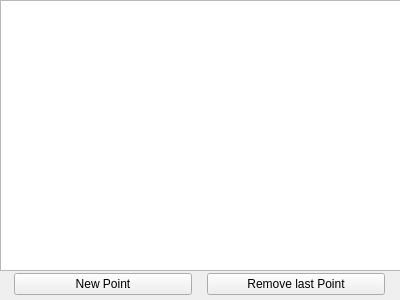
This is ui/my_floating_points.ui in dlangheiter-tgm/sew4-floating-points-dlangheiter-tgm as Qt 5 draws it before an edit. The edited form follows.
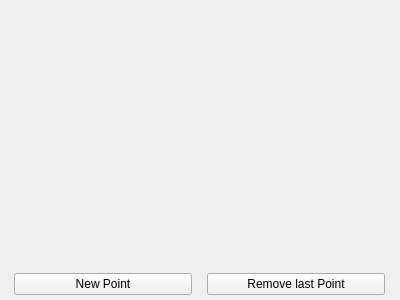
This is the edited form.

Diff of the .ui file:
```diff
--- a/ui/my_floating_points.ui
+++ b/ui/my_floating_points.ui
@@ -48,16 +48,6 @@
     </item>
    </layout>
   </widget>
-  <widget class="QGraphicsView" name="graphics_view">
-   <property name="geometry">
-    <rect>
-     <x>0</x>
-     <y>0</y>
-     <width>401</width>
-     <height>271</height>
-    </rect>
-   </property>
-  </widget>
  </widget>
  <resources/>
  <connections/>
```
